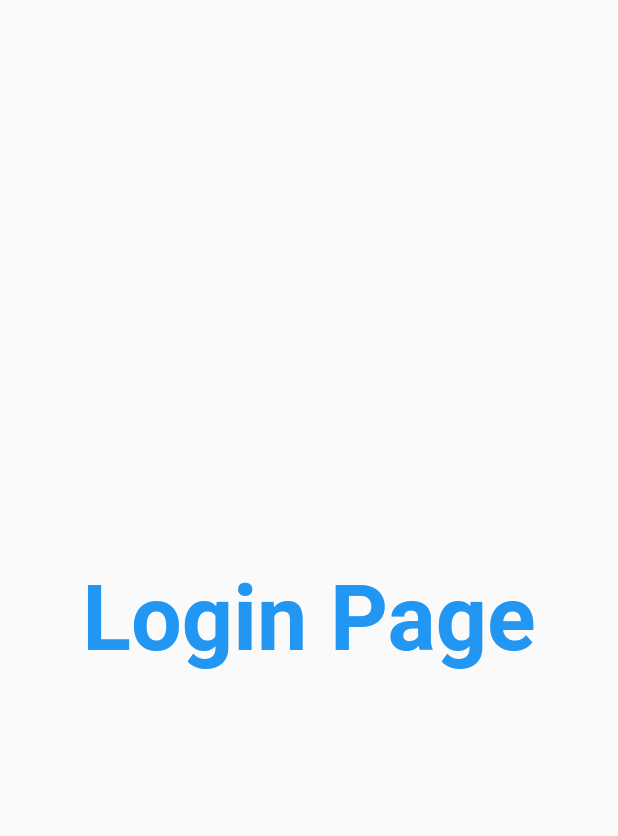
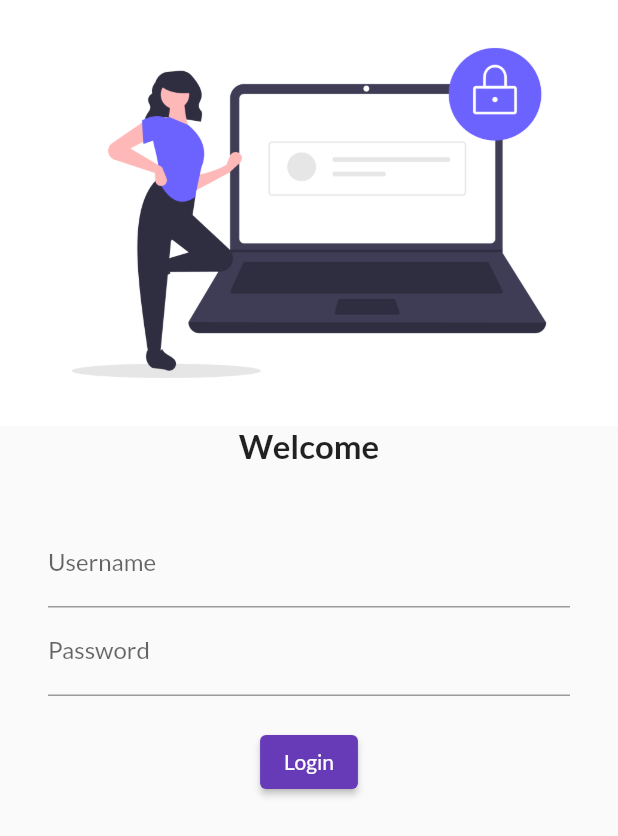
Before and after one commit to Niik5555/Flutter_First_App, a Flutter app: the screen it shows after launch, on a phone screen of 412 x 824 dp. Shown: the top 836 px of the screen. Run offline on Flutter 3.47's test engine with Material 2 defaults, Android fonts, the phone set to English and light mode, and no system bars; our stand-ins replace google_fonts.

Commit message:
day 4 completed

```diff
--- a/first_app/lib/main.dart
+++ b/first_app/lib/main.dart
@@ -1,6 +1,7 @@
 import 'package:first_app/pages/login.dart';
 import 'package:flutter/material.dart';
 import 'pages/home.dart';
+import 'package:google_fonts/google_fonts.dart';
 
 void main() {
   runApp(const MyApp());
@@ -15,7 +16,9 @@ class MyApp extends StatelessWidget {
       // home: const Homepage(),
       themeMode: ThemeMode.light,
       darkTheme: ThemeData(brightness: Brightness.dark),
-      theme: ThemeData(primarySwatch: Colors.red),
+      theme: ThemeData(
+          primarySwatch: Colors.deepPurple,
+          fontFamily: GoogleFonts.lato().fontFamily),
       routes: {
         "/": (context) => const LoginPage(),
         "/login": (context) => const LoginPage()
--- a/first_app/lib/pages/login.dart
+++ b/first_app/lib/pages/login.dart
@@ -5,14 +5,41 @@ class LoginPage extends StatelessWidget {
 
   @override
   Widget build(BuildContext context) {
-    return const Material(
-      child: Center(
-          child: Text(
-        "Login Page",
-        style: TextStyle(
-            fontSize: 20, color: Colors.blue, fontWeight: FontWeight.bold),
-        textScaleFactor: 3,
-      )),
-    );
+    return Material(
+        child: Column(
+      children: [
+        Image.asset("assets/images/login_image.png"),
+        const Text(
+          "Welcome",
+          style: TextStyle(fontSize: 22, fontWeight: FontWeight.bold),
+        ),
+        const SizedBox(
+          height: 20.0,
+        ),
+        Padding(
+          padding: const EdgeInsets.symmetric(vertical: 16, horizontal: 32),
+          child: Column(
+            children: [
+              TextFormField(
+                  decoration: const InputDecoration(
+                      hintText: "Enter Username", labelText: "Username")),
+              TextFormField(
+                obscureText: true,
+                decoration: const InputDecoration(
+                    hintText: "Enter Password", labelText: "Password"),
+              ),
+              const SizedBox(
+                height: 20.0,
+              ),
+              ElevatedButton(
+                onPressed: () {print("Hi Nikhil");},
+                child: const Text("Login"),
+                style: TextButton.styleFrom(),
+              )
+            ],
+          ),
+        )
+      ],
+    ));
   }
 }
```
Also changed, not shown: first_app/pubspec.yaml (+5 -5 lines), first_app/assets/images/login_image.png (added), first_app/pubspec.lock, 1 other file.
